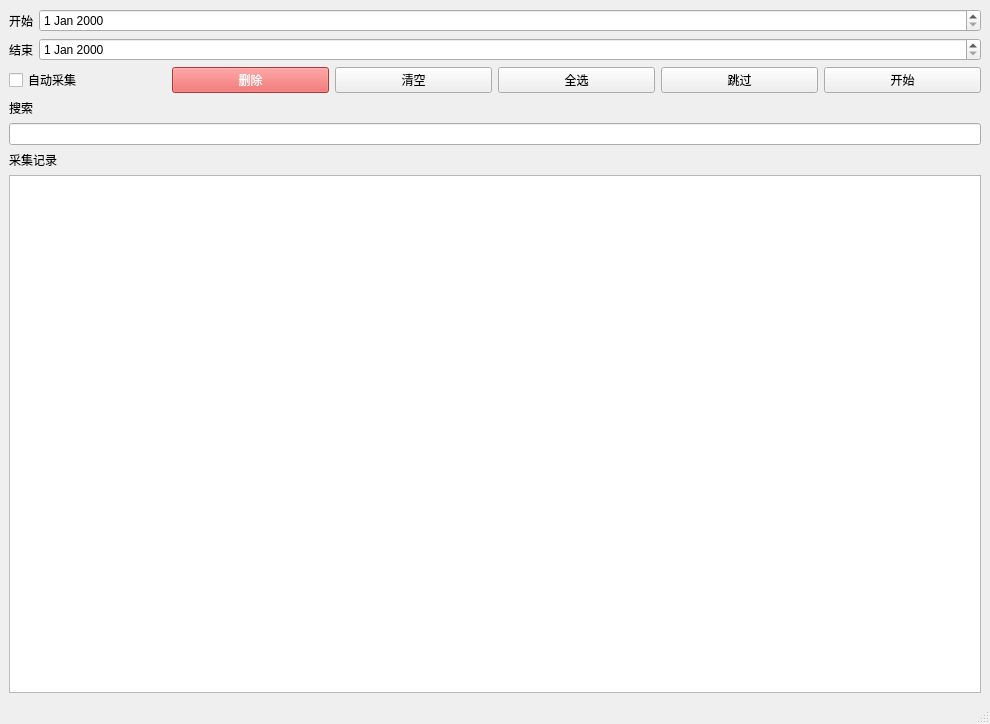
Above: home.ui from UnDemoon/WechatGather before the change. Below: the same form after it.
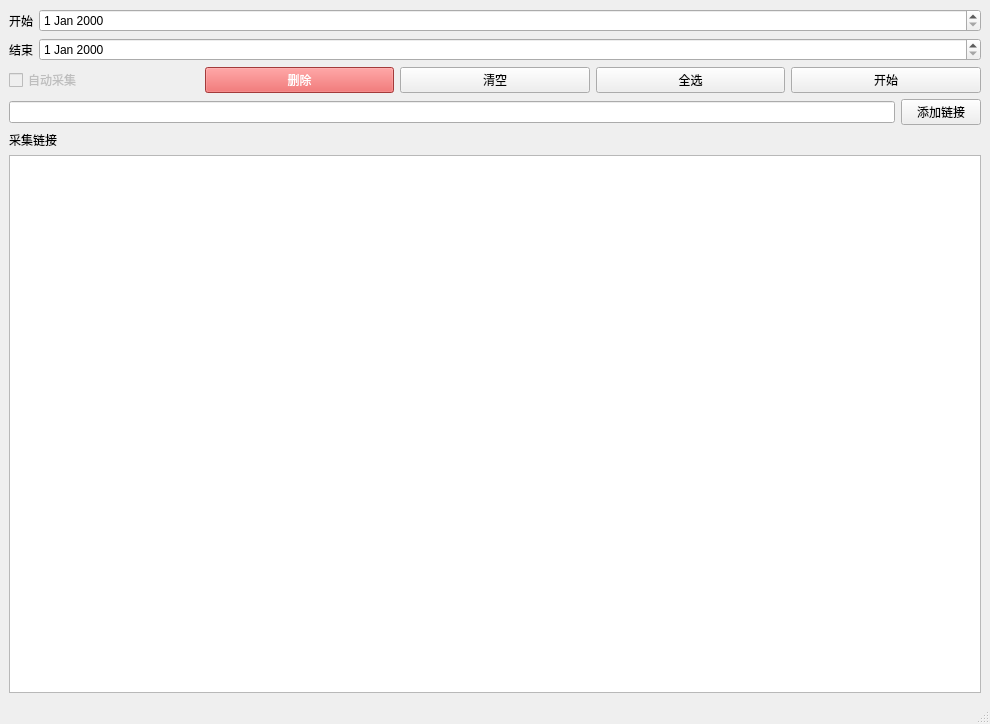
That is the form after the change.

Commit message: 修改为添加链接方式

Diff of the .ui file:
```diff
--- a/home.ui
+++ b/home.ui
@@ -45,6 +45,9 @@
        <layout class="QHBoxLayout" name="horizontalLayout_2">
         <item>
          <widget class="QCheckBox" name="checkBox">
+          <property name="enabled">
+           <bool>false</bool>
+          </property>
           <property name="text">
            <string>自动采集</string>
           </property>
@@ -76,13 +79,6 @@
           </property>
          </widget>
         </item>
-        <item>
-         <widget class="QPushButton" name="pushButton_2">
-          <property name="text">
-           <string>跳过</string>
-          </property>
-         </widget>
-        </item>
         <item>
          <widget class="QPushButton" name="pushButton">
           <property name="text">
@@ -93,19 +89,23 @@
        </layout>
       </item>
       <item>
-       <widget class="QLabel" name="label_2">
-        <property name="text">
-         <string>搜索</string>
-        </property>
-       </widget>
-      </item>
-      <item>
-       <widget class="QLineEdit" name="lineEdit_search"/>
+       <layout class="QHBoxLayout" name="horizontalLayout_3">
+        <item>
+         <widget class="QLineEdit" name="lineEdit_search"/>
+        </item>
+        <item>
+         <widget class="QPushButton" name="pushButton_addurl">
+          <property name="text">
+           <string>添加链接</string>
+          </property>
+         </widget>
+        </item>
+       </layout>
       </item>
       <item>
        <widget class="QLabel" name="label">
         <property name="text">
-         <string>采集记录</string>
+         <string>采集链接</string>
         </property>
        </widget>
       </item>
```
The commit also changes 2 other files.
